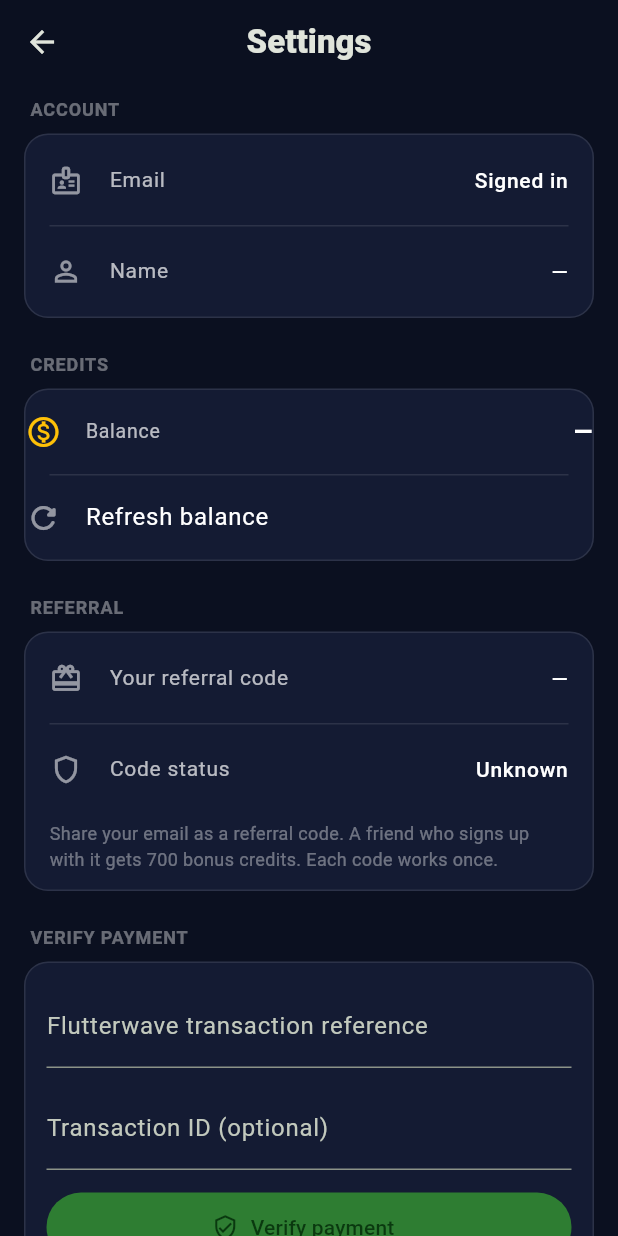
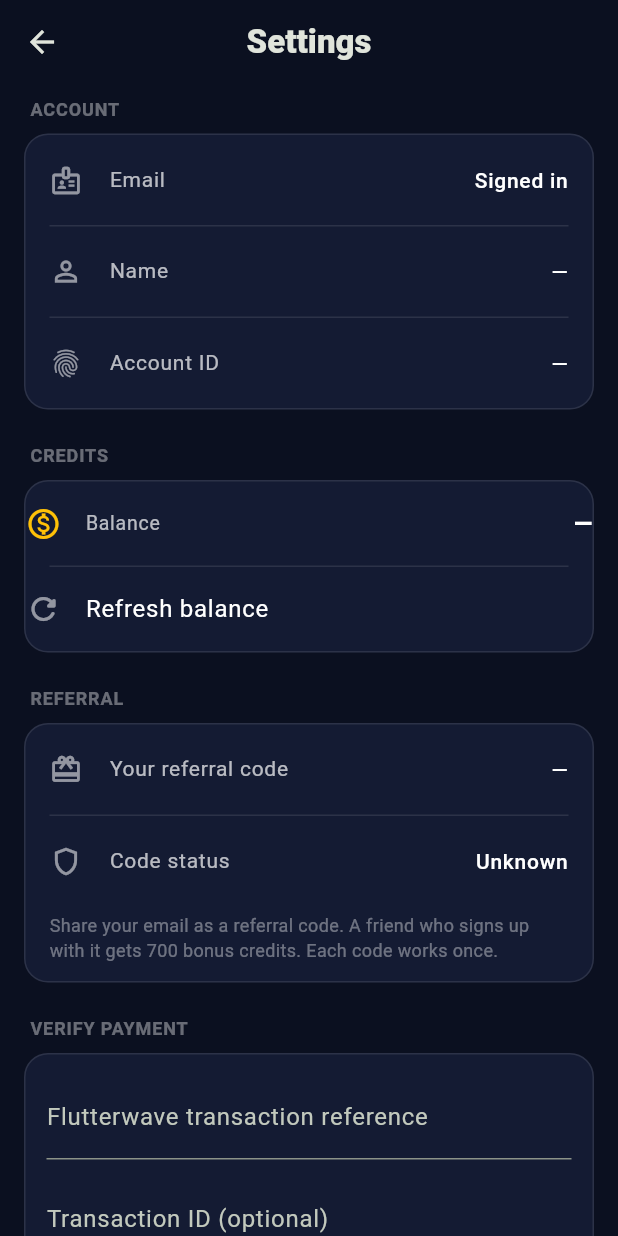
Before and after one commit to Arinze-eng/powerx, a Flutter app: the SettingsScreen screen opened by its route, on a phone screen of 412 x 824 dp. Run offline on Flutter 3.47's test engine with Material 3 defaults, Android fonts, the phone set to English and light mode, and no system bars; our stand-ins replace file_picker, flutter_markdown, flutter_secure_storage, open_filex; accounts and stored records are empty; network calls fail.

Commit message:
feat(android): rename display to CDNAI, account/version transparency
- App display name (launcher label, splash, auth, chat, composer, errors,
  default signup name) is now 'CDNAI'; package name/applicationId
  (com.powerx.powerx_android) and all internal identifiers unchanged.
- Settings > About shows '<app> vX.Y.Z+build' + gateway host + account id
  prefix, so the installed build and active account are always verifiable.
- Drawer account tile shows display name with email subtitle.
- Auth screen now dismisses a pushed '/auth' route after successful
  sign-in (previously the sign-out flow could leave a stale AuthScreen
  stacked above the authenticated home).

Account isolation itself verified live end-to-end with the app's own
GatewayApi/SupabaseAuth classes against prod: A=12 sessions/834cr,
B=1 session/900cr, distinct tokens, cross-account attach denied. The
v1.1.1-era profile-name carryover (displayName = s.name ?? old) was the
real leak and is fixed in 124e411.
Version 1.1.3+5. flutter analyze clean, 35 tests pass.

```diff
--- a/android_app/lib/screens/settings_screen.dart
+++ b/android_app/lib/screens/settings_screen.dart
@@ -4,6 +4,7 @@ import 'package:intl/intl.dart';
 import 'package:provider/provider.dart';
 import 'package:url_launcher/url_launcher.dart';
 
+import '../config.dart';
 import '../models.dart';
 import '../services/supabase_auth.dart';
 import '../state/app_state.dart';
@@ -119,6 +120,14 @@ class _SettingsScreenState extends State<SettingsScreen> {
                 title: 'Name',
                 value: state.displayName?.isNotEmpty == true
                     ? state.displayName!
+                    : '—',
+              ),
+              const _Divider(),
+              _Row(
+                icon: Icons.fingerprint_rounded,
+                title: 'Account ID',
+                value: state.supabaseUserId != null
+                    ? '${state.supabaseUserId!.substring(0, 8)}…'
                     : '—',
               ),
             ],
@@ -314,6 +323,23 @@ class _SettingsScreenState extends State<SettingsScreen> {
               ),
             ],
           ),
+          const SizedBox(height: 22),
+          _SectionTitle('About'),
+          _Card(
+            children: [
+              _Row(
+                icon: Icons.info_outline,
+                title: 'App',
+                value: '${PowerXConfig.appName} v${PowerXConfig.appVersion}',
+              ),
+              const _Divider(),
+              _Row(
+                icon: Icons.dns_outlined,
+                title: 'Gateway',
+                value: Uri.parse(PowerXConfig.origin).host,
+              ),
+            ],
+          ),
           const SizedBox(height: 28),
           OutlinedButton.icon(
             onPressed: () async {
--- a/android_app/lib/services/supabase_auth.dart
+++ b/android_app/lib/services/supabase_auth.dart
@@ -44,7 +44,7 @@ class SupabaseAuth {
       String email, String password, String name,
       {String? referral}) async {
     final data = <String, dynamic>{
-      'name': name.trim().isEmpty ? 'PowerX User' : name.trim(),
+      'name': name.trim().isEmpty ? 'CDNAI User' : name.trim(),
       'role': 'user',
       'source': 'android',
     };
--- a/android_app/lib/state/app_state.dart
+++ b/android_app/lib/state/app_state.dart
@@ -85,7 +85,7 @@ class AppState extends ChangeNotifier {
       }
       await _restore();
     } catch (e) {
-      _fail('Cannot reach PowerX service: $e');
+      _fail('Cannot reach CDNAI service: $e');
     }
   }
 
--- a/android_app/pubspec.yaml
+++ b/android_app/pubspec.yaml
@@ -2,7 +2,7 @@ name: powerx_android
 description: "PowerX — native Android client for your self-hosted PowerX AI agent."
 publish_to: 'none'
 
-version: 1.1.2+4
+version: 1.1.3+5
 
 environment:
   sdk: ^3.7.2
```
Also changed, not shown: android_app/lib/config.dart (+6 -3 lines), android_app/lib/screens/auth_screen.dart (+11 -4 lines), android_app/lib/screens/chat_screen.dart (+4 -3 lines), android_app/lib/screens/home_screen.dart (+10 -1 lines), 1 other file.
